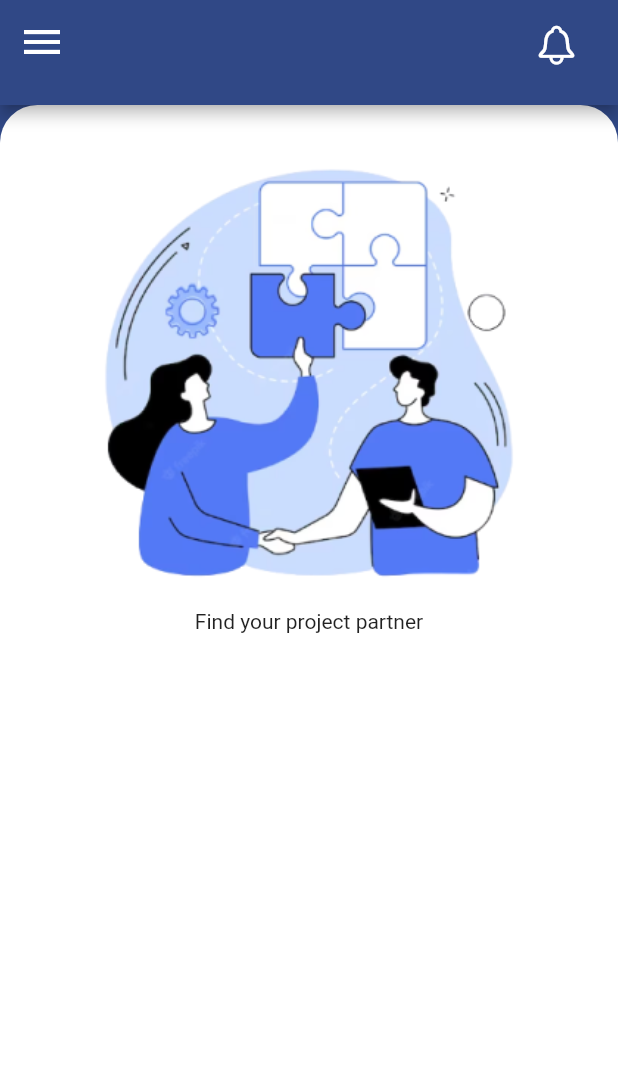
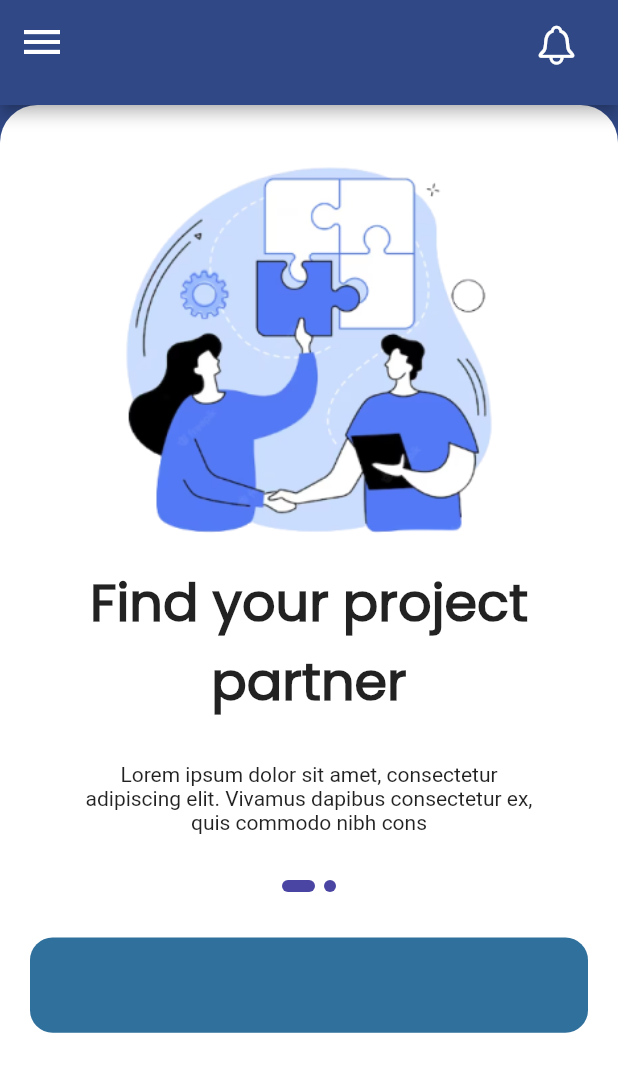
Before and after one commit to sarahasan17/vitsocialapp, a Flutter app: the screen it shows after launch, on a phone screen of 412 x 824 dp. Shown: the top 1072 px of the screen. Run offline on Flutter 3.47's test engine with Material 2 defaults, Android fonts, the phone set to English and light mode, and no system bars; Roboto replaces fonts that are missing (Inter Regular).

Commit message:
teammate screen-2

```diff
--- a/vitogether/lib/constants/Themehelper.dart
+++ b/vitogether/lib/constants/Themehelper.dart
@@ -2,6 +2,7 @@ import 'package:flutter/material.dart';
 
 class ThemeHelper {
   Color backgroundColor = const Color(0xFF304886);
+  Color findteambuttonColor = const Color(0xFF30709C);
   Color selectedColor = const Color(0xFF30709C);
   Color unselectedColor = const Color(0xFF000000);
   Color uploadquestioncolor = const Color(0xFFEEEEEE);
@@ -10,6 +11,8 @@ class ThemeHelper {
   Color skillcolor = const Color(0xFFD9D9D9);
   Color postbuttoncolor = const Color(0xFFB1C4F6);
   Color paperplanecolor = const Color(0xFF4A45A3);
+  final TextStyle poppinstext = const TextStyle(
+      fontFamily: 'Poppins', fontSize: 35, fontWeight: FontWeight.w600);
   Color timeColor = const Color(0xFFADADAD);
   Color white = Colors.white;
   final TextStyle font1 = const TextStyle(
@@ -18,6 +21,8 @@ class ThemeHelper {
       fontFamily: 'Roboto', fontSize: 16, fontWeight: FontWeight.w600);
   final TextStyle font3_Inter = const TextStyle(
       fontFamily: 'Inter Regular', fontSize: 13, fontWeight: FontWeight.w400);
+  final TextStyle Inter_findteam = const TextStyle(
+      fontFamily: 'Inter Regular', fontSize: 14, fontWeight: FontWeight.w400);
   final TextStyle font4_sans = const TextStyle(
       fontFamily: 'OpenSans',
       fontSize: 15,
--- a/vitogether/lib/screens/TeamSearchScreen/teammateSearchScreen.dart
+++ b/vitogether/lib/screens/TeamSearchScreen/teammateSearchScreen.dart
@@ -15,6 +15,10 @@ class TeamMateSearchScreen extends StatefulWidget {
 class _TeamMateSearchScreenState extends State<TeamMateSearchScreen> {
   List image = ['explore1.png', 'explore2.png'];
   List text1 = ['Find your project partner', 'Find teammates for Hackathons'];
+  List text2 = [
+    'Lorem ipsum dolor sit amet, consectetur adipiscing elit. Vivamus dapibus consectetur ex, quis commodo nibh cons',
+    'Lorem ipsum dolor sit amet, consectetur adipiscing elit. Vivamus dapibus consectetur ex, quis commodo nibh cons'
+  ];
   final GlobalKey<ScaffoldState> _scaffoldkey = GlobalKey<ScaffoldState>();
   @override
   Widget build(BuildContext context) {
@@ -60,14 +64,51 @@ class _TeamMateSearchScreenState extends State<TeamMateSearchScreen> {
                 child: Container(
                     child: Column(
                   children: [
-                    Image.asset(
-                      'assets/images/' + image[index],
-                      fit: BoxFit.fill,
+                    Container(
+                        height: s.height / 3,
+                        decoration: BoxDecoration(
+                            image: DecorationImage(
+                                image: AssetImage(
+                                  'assets/images/' + image[index],
+                                ),
+                                fit: BoxFit.fitHeight))),
+                    Container(
+                      width: s.width / 1.2,
+                      child: Text(
+                        text1[index],
+                        style: t.poppinstext,
+                        textAlign: TextAlign.center,
+                      ),
                     ),
+                    SizedBox(height: s.height / 30),
                     Container(
-                      alignment: Alignment.center,
-                      width: s.width / 2,
-                      child: Text(text1[index]),
+                      width: s.width / 1.3,
+                      child: Text(
+                        text2[index],
+                        style: t.Inter_findteam,
+                        textAlign: TextAlign.center,
+                      ),
+                    ),
+                    SizedBox(height: s.height / 30),
+                    Row(
+                      mainAxisAlignment: MainAxisAlignment.center,
+                      children: List.generate(2, (index1) {
+                        return Container(
+                          margin: const EdgeInsets.all(3),
+                          width: index == index1 ? 22 : 8,
+                          height: 8,
+                          decoration: BoxDecoration(
+                              borderRadius: BorderRadius.circular(8),
+                              color: t.paperplanecolor),
+                        );
+                      }),
+                    ),
+                    SizedBox(height: s.height / 30),
+                    Container(
+                      height: s.height / 13,
+                      decoration: BoxDecoration(
+                          borderRadius: BorderRadius.circular(15.0),
+                          color: t.findteambuttonColor),
                     )
                   ],
                 )),
--- a/vitogether/pubspec.yaml
+++ b/vitogether/pubspec.yaml
@@ -50,3 +50,6 @@ flutter:
     - family: OpenSans
       fonts:
         - asset: assets/fonts/OpenSans-VariableFont.ttf
+    - family: Poppins
+      fonts:
+        - asset: assets/fonts/Poppins.ttf
```
